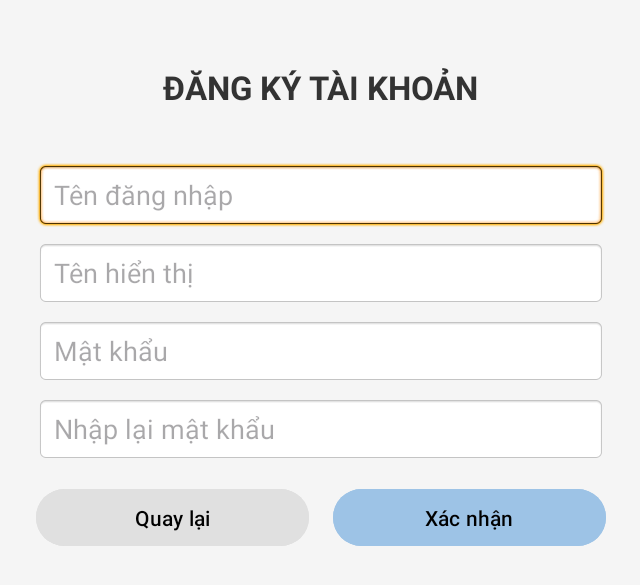
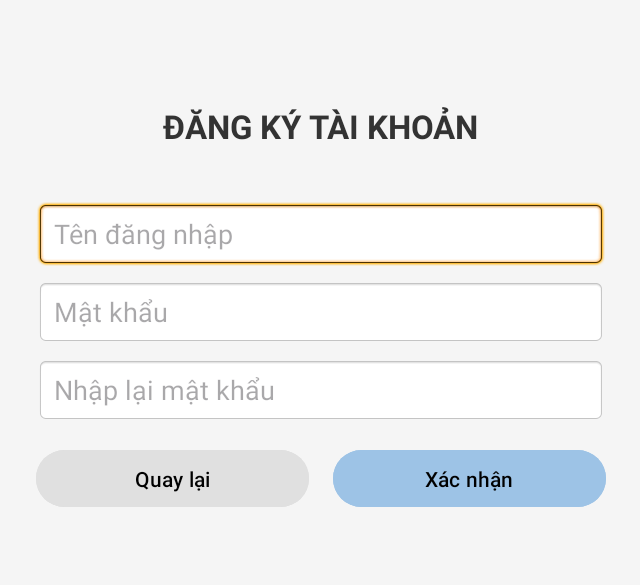
Before and after one commit to VattenL/mobile-pikachu, an Android app: the RegisterActivity screen opened directly, with no data from a screen before it, on a phone screen of 824 x 412 dp (held sideways). Shown: the top 585 px of the screen, without its empty margins (297-937 px from the left). Run offline under Robolectric (Android 15) with nearby library versions, the light colour scheme and no system bars.

Commit message:
feat: update trang dang ky

```diff
--- a/app/src/main/java/ptit/e23cnpm01/pikachu/view/RegisterActivity.java
+++ b/app/src/main/java/ptit/e23cnpm01/pikachu/view/RegisterActivity.java
@@ -22,7 +22,6 @@ public class RegisterActivity extends AppCompatActivity implements MessageListen
     private EditText edtUsername;
     private EditText edtPassword;
     private EditText edtConfirmPassword;
-    private EditText edtName;
     private TextView tvError;
     private Button btnRegister;
     private Button btnBack;
@@ -34,7 +33,6 @@ public class RegisterActivity extends AppCompatActivity implements MessageListen
         edtUsername = findViewById(R.id.edtUsername);
         edtPassword = findViewById(R.id.edtPassword);
         edtConfirmPassword = findViewById(R.id.edtConfirmPassword);
-        edtName = findViewById(R.id.edtName);
         tvError = findViewById(R.id.tvError);
         btnRegister = findViewById(R.id.btnRegister);
         btnBack = findViewById(R.id.btnBack);
@@ -55,8 +53,7 @@ public class RegisterActivity extends AppCompatActivity implements MessageListen
         String username = edtUsername.getText().toString().trim();
         String password = edtPassword.getText().toString().trim();
         String confirmPassword = edtConfirmPassword.getText().toString().trim();
-        String name = edtName.getText().toString().trim();
-        if (username.isEmpty() || password.isEmpty() || confirmPassword.isEmpty() || name.isEmpty()) {
+        if (username.isEmpty() || password.isEmpty() || confirmPassword.isEmpty()) {
             tvError.setTextColor(0xFFD32F2F);
             tvError.setText("Vui lòng điền đầy đủ các trường");
             return;
@@ -75,7 +72,6 @@ public class RegisterActivity extends AppCompatActivity implements MessageListen
         Message msg = new Message(MessageType.REGISTER);
         msg.put("username", username);
         msg.put("password", password);
-        msg.put("name", name);
         ServerConnection.getInstance().send(msg);
     }
 
--- a/app/src/main/res/layout/activity_register.xml
+++ b/app/src/main/res/layout/activity_register.xml
@@ -40,16 +40,6 @@
                 android:layout_height="44dp"
                 android:hint="Tên đăng nhập"
                 android:inputType="text"
-                android:paddingHorizontal="12dp"
-                android:background="@android:drawable/editbox_background"
-                android:layout_marginBottom="8dp" />
-
-            <EditText
-                android:id="@+id/edtName"
-                android:layout_width="match_parent"
-                android:layout_height="44dp"
-                android:hint="Tên hiển thị"
-                android:inputType="textPersonName"
                 android:paddingHorizontal="12dp"
                 android:background="@android:drawable/editbox_background"
                 android:layout_marginBottom="8dp" />
```
